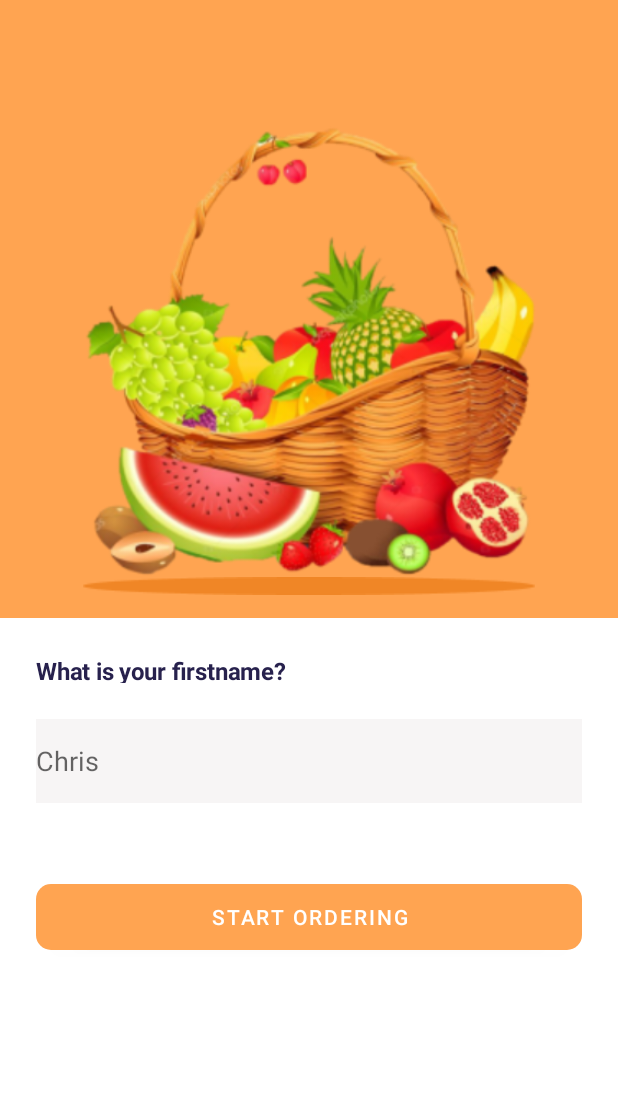
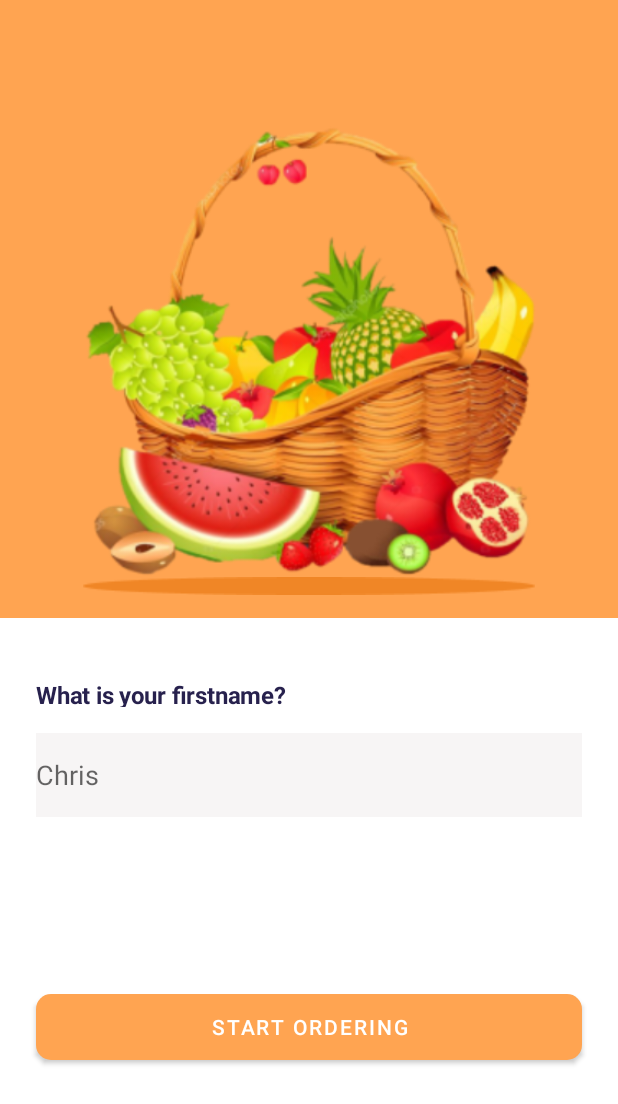
Before and after one commit to Relson2020/FruitUI, an Android app: the screen it shows after launch (MainActivity), after a tap on "LET'S CONTINUE", on a phone screen of 412 x 824 dp. Shown: the top 1104 px of the screen. Run offline under Robolectric (Android 15) with nearby library versions, the phone set to English and light mode, and no system bars; our stand-ins replace data binding.

Commit message:
order complete fragment , trackOrder fragment , nestedScroll view , dialogBox fix.

```diff
--- a/app/build.gradle
+++ b/app/build.gradle
@@ -2,6 +2,8 @@ plugins {
     id 'com.android.application'
     id 'kotlin-android'
     id 'kotlin-kapt'
+    id 'androidx.navigation.safeargs.kotlin'
+
 }
 
 android {
@@ -49,8 +51,8 @@ dependencies {
     androidTestImplementation 'androidx.test.espresso:espresso-core:3.4.0'
 
     // navigation
-    implementation("androidx.navigation:navigation-fragment-ktx:2.3.5")
-    implementation("androidx.navigation:navigation-ui-ktx:2.3.5")
+    implementation("androidx.navigation:navigation-fragment-ktx:2.4.0")
+    implementation("androidx.navigation:navigation-ui-ktx:2.4.0")
 
     implementation "androidx.recyclerview:recyclerview:1.2.1"
     // For control over item selection of both touch and mouse driven selection
--- a/app/src/main/java/com/example/fruithub/MainActivity.kt
+++ b/app/src/main/java/com/example/fruithub/MainActivity.kt
@@ -11,7 +11,6 @@ class MainActivity : AppCompatActivity() {
 
     override fun onCreate(savedInstanceState: Bundle?) {
         super.onCreate(savedInstanceState)
-       // AppCompatDelegate.setDefaultNightMode(AppCompatDelegate.MODE_NIGHT_NO)
 
         // data binding
         binding = DataBindingUtil.setContentView(this, R.layout.activity_main)
--- a/app/src/main/java/com/example/fruithub/RecyclerButtonAdapter.kt
+++ b/app/src/main/java/com/example/fruithub/RecyclerButtonAdapter.kt
@@ -7,6 +7,7 @@ import android.widget.Button
 import androidx.recyclerview.widget.RecyclerView
 
 class RecyclerButtonAdapter(private val buttonName : ArrayList<String>) : RecyclerView.Adapter<RecyclerButtonAdapter.ViewHolder>() {
+
     class ViewHolder(itemView: View) : RecyclerView.ViewHolder(itemView) {
         val button: Button = itemView.findViewById(R.id.button)
     }
--- a/app/src/main/java/com/example/fruithub/RecyclerCardImageAdapter.kt
+++ b/app/src/main/java/com/example/fruithub/RecyclerCardImageAdapter.kt
@@ -15,7 +15,6 @@ class RecyclerCardImageAdapter(
     private val cardColor : ArrayList<Int>
 ) : RecyclerView.Adapter<RecyclerCardImageAdapter.ViewHolder>() {
 
-    private val context = ApplicationClass()
 
     class ViewHolder(itemView: View) : RecyclerView.ViewHolder(itemView) {
         val text: TextView = itemView.findViewById(R.id.saladName)
--- a/app/src/main/java/com/example/fruithub/SplashScreen.kt
+++ b/app/src/main/java/com/example/fruithub/SplashScreen.kt
@@ -3,11 +3,11 @@ package com.example.fruithub
 import android.os.Bundle
 import android.os.Handler
 import android.os.Looper
-import androidx.fragment.app.Fragment
 import android.view.LayoutInflater
 import android.view.View
 import android.view.ViewGroup
 import androidx.databinding.DataBindingUtil
+import androidx.fragment.app.Fragment
 import androidx.navigation.Navigation
 import com.example.fruithub.databinding.FragmentSplashScreenBinding
 
@@ -27,8 +27,10 @@ class SplashScreen : Fragment() {
 
     override fun onViewCreated(view: View, savedInstanceState: Bundle?) {
         super.onViewCreated(view, savedInstanceState)
+
+        // handler for schedule time delay
         Handler(Looper.getMainLooper()).postDelayed({
             Navigation.findNavController(view).navigate(R.id.action_splashScreen_to_welcomeScreen)
-        },1000)
+        }, 1000)
     }
 }
--- a/app/src/main/java/com/example/fruithub/welcomeScreen.kt
+++ b/app/src/main/java/com/example/fruithub/welcomeScreen.kt
@@ -6,7 +6,7 @@ import android.view.LayoutInflater
 import android.view.View
 import android.view.ViewGroup
 import androidx.databinding.DataBindingUtil
-import androidx.navigation.Navigation
+import androidx.navigation.findNavController
 import com.example.fruithub.databinding.FragmentWelcomeScreenBinding
 
 class welcomeScreen : Fragment() {
@@ -17,7 +17,7 @@ class welcomeScreen : Fragment() {
         inflater: LayoutInflater, container: ViewGroup?,
         savedInstanceState: Bundle?
     ): View {
-        // Inflate the layout for this fragment
+        // data binding
         binding =
             DataBindingUtil.inflate(inflater, R.layout.fragment_welcome_screen, container, false)
 
@@ -26,8 +26,10 @@ class welcomeScreen : Fragment() {
 
     override fun onViewCreated(view: View, savedInstanceState: Bundle?) {
         super.onViewCreated(view, savedInstanceState)
+
+        // navigating to authentication fragment
         binding.continueButton.setOnClickListener {
-            Navigation.findNavController(it).navigate(R.id.action_welcomeScreen_to_authentication)
+            it.findNavController().navigate(R.id.action_welcomeScreen_to_authentication)
         }
     }
 
--- a/app/src/main/res/layout/fragment_authentication.xml
+++ b/app/src/main/res/layout/fragment_authentication.xml
@@ -1,12 +1,13 @@
 <?xml version="1.0" encoding="utf-8"?>
-<layout>
+<layout xmlns:android="http://schemas.android.com/apk/res/android"
+    xmlns:app="http://schemas.android.com/apk/res-auto"
+    xmlns:tools="http://schemas.android.com/tools">
 
-    <androidx.core.widget.NestedScrollView xmlns:android="http://schemas.android.com/apk/res/android"
-        xmlns:app="http://schemas.android.com/apk/res-auto"
-        xmlns:tools="http://schemas.android.com/tools"
-        tools:context=".Authentication"
-        android:layout_height="wrap_content"
-        android:layout_width="match_parent">
+    <androidx.core.widget.NestedScrollView
+        android:layout_width="match_parent"
+        android:layout_height="match_parent"
+        android:fillViewport="true"
+        tools:context=".Authentication">
 
         <androidx.constraintlayout.widget.ConstraintLayout
             android:layout_width="match_parent"
@@ -48,19 +49,20 @@
                 style="@style/get_the_fre"
                 android:layout_width="wrap_content"
                 android:layout_height="19dp"
-                android:layout_margin="24dp"
+                android:layout_marginStart="24dp"
+                android:layout_marginTop="40dp"
                 android:text="@string/what_is_you"
-                app:layout_constraintTop_toBottomOf="@id/imageBackground"
-                app:layout_constraintStart_toStartOf="parent" />
+                app:layout_constraintStart_toStartOf="parent"
+                app:layout_constraintTop_toBottomOf="@id/imageBackground" />
 
             <com.google.android.material.textfield.TextInputEditText
                 android:id="@+id/textDescription"
                 android:layout_width="match_parent"
                 android:layout_height="56dp"
-                android:layout_margin="24dp"
+                android:layout_marginHorizontal="24dp"
+                android:layout_marginTop="17dp"
                 android:background="#F7F5F5"
                 android:hint="@string/chris"
-                app:layout_constraintBottom_toTopOf="@id/startOrdering"
                 app:layout_constraintEnd_toEndOf="parent"
                 app:layout_constraintStart_toStartOf="parent"
                 app:layout_constraintTop_toBottomOf="@id/descriptionHeader" />
--- a/app/src/main/res/navigation/my_nav.xml
+++ b/app/src/main/res/navigation/my_nav.xml
@@ -9,7 +9,7 @@
         android:id="@+id/splashScreen"
         android:name="com.example.fruithub.SplashScreen"
         android:label="fragment_splash_screen"
-        tools:layout="@layout/fragment_splash_screen" >
+        tools:layout="@layout/fragment_splash_screen">
         <action
             android:id="@+id/action_splashScreen_to_welcomeScreen"
             app:destination="@id/welcomeScreen" />
@@ -18,7 +18,7 @@
         android:id="@+id/welcomeScreen"
         android:name="com.example.fruithub.welcomeScreen"
         android:label="fragment_welcome_screen"
-        tools:layout="@layout/fragment_welcome_screen" >
+        tools:layout="@layout/fragment_welcome_screen">
         <action
             android:id="@+id/action_welcomeScreen_to_authentication"
             app:destination="@id/authentication" />
@@ -27,7 +27,7 @@
         android:id="@+id/authentication"
         android:name="com.example.fruithub.Authentication"
         android:label="fragment_authentication"
-        tools:layout="@layout/fragment_authentication" >
+        tools:layout="@layout/fragment_authentication">
         <action
             android:id="@+id/action_authentication_to_homeScreenOne"
             app:destination="@id/homeScreenOne" />
@@ -36,7 +36,7 @@
         android:id="@+id/homeScreenOne"
         android:name="com.example.fruithub.HomeScreenOne"
         android:label="fragment_home_screen_one"
-        tools:layout="@layout/fragment_home_screen_one" >
+        tools:layout="@layout/fragment_home_screen_one">
         <action
             android:id="@+id/action_homeScreenOne_to_myBasket"
             app:destination="@id/myBasket" />
@@ -45,28 +45,21 @@
         android:id="@+id/myBasket"
         android:name="com.example.fruithub.MyBasket"
         android:label="fragment_my_basket"
-        tools:layout="@layout/fragment_my_basket" >
+        tools:layout="@layout/fragment_my_basket">
         <action
             android:id="@+id/action_myBasket_to_homeScreenOne"
             app:destination="@id/homeScreenOne" />
-        <action
-            android:id="@+id/action_myBasket_to_deliveryDetailsDialog2"
-            app:destination="@id/deliveryDetailsDialog" />
     </fragment>
     <fragment
         android:id="@+id/deliveryDetailsDialog"
         android:name="com.example.fruithub.DeliveryDetailsDialog"
         android:label="fragment_delivery_details_dialog"
-        tools:layout="@layout/fragment_delivery_details_dialog" >
-        <action
-            android:id="@+id/action_deliveryDetailsDialog_to_addCardDetailsDialog"
-            app:destination="@id/addCardDetailsDialog" />
-    </fragment>
+        tools:layout="@layout/fragment_delivery_details_dialog" />
     <fragment
         android:id="@+id/addCardDetailsDialog"
         android:name="com.example.fruithub.AddCardDialogBox"
         android:label="fragment_add_card_dialog_box"
-        tools:layout="@layout/fragment_add_card_dialog_box" >
+        tools:layout="@layout/fragment_add_card_dialog_box">
         <action
             android:id="@+id/action_addCardDetailsDialog_to_orderComplete"
             app:destination="@id/orderComplete" />
@@ -75,6 +68,27 @@
         android:id="@+id/orderComplete"
         android:name="com.example.fruithub.OrderComplete"
         android:label="fragment_order_complete"
-        tools:layout="@layout/fragment_order_complete" />
+        tools:layout="@layout/fragment_order_complete" >
+        <action
+            android:id="@+id/action_orderComplete_to_homeScreenOne"
+            app:destination="@id/homeScreenOne" />
+        <action
+            android:id="@+id/action_orderComplete_to_orderList"
+            app:destination="@id/orderList" />
+    </fragment>
+    <fragment
+        android:id="@+id/orderList"
+        android:name="com.example.fruithub.OrderList"
+        android:label="fragment_order_list"
+        tools:layout="@layout/fragment_order_list" >
+        <action
+            android:id="@+id/action_orderList_to_myBasket"
+            app:destination="@id/myBasket" />
+    </fragment>
+    <fragment
+        android:id="@+id/addToBasket"
+        android:name="com.example.fruithub.AddToBasket"
+        android:label="fragment_add_to_basket"
+        tools:layout="@layout/fragment_add_to_basket" />
 
 </navigation>
--- a/app/src/main/res/values/colors.xml
+++ b/app/src/main/res/values/colors.xml
@@ -17,4 +17,5 @@
     <color name="cardViewColor2">#FEF4F4</color>
     <color name="cardViewColor3">#F1EFF6</color>
     <color name="lightOrange">#FCF6F0</color>
+    <color name="green">#4CD964</color>
 </resources>
--- a/build.gradle
+++ b/build.gradle
@@ -5,8 +5,10 @@ buildscript {
         mavenCentral()
     }
     dependencies {
-        classpath "com.android.tools.build:gradle:7.0.2"
+        classpath "com.android.tools.build:gradle:7.0.4"
         classpath "org.jetbrains.kotlin:kotlin-gradle-plugin:1.6.10"
+        // navigation
+        classpath "androidx.navigation:navigation-safe-args-gradle-plugin:2.4.0"
 
         // NOTE: Do not place your application dependencies here; they belong
         // in the individual module build.gradle files
```
Also changed, not shown: app/src/main/java/com/example/fruithub/Authentication.kt (+5 -3 lines), app/src/main/java/com/example/fruithub/HomeScreenOne.kt (+9 -3 lines), app/src/main/java/com/example/fruithub/RecyclerViewCardImage.kt (+7 -1 lines), app/src/main/java/com/example/fruithub/SecondRecyclerViewCardImage.kt (+6 -2 lines), app/src/main/res/layout/fragment_splash_screen.xml (+6 -7 lines), app/src/main/res/layout/fragment_welcome_screen.xml (+4 -3 lines), app/src/main/res/values/strings.xml (+14 -0 lines), app/src/main/res/values/style.xml (+25 -0 lines), app/src/main/res/drawable/order_list_image5.png (added), app/src/main/res/drawable/order_list_image6.png (added).
